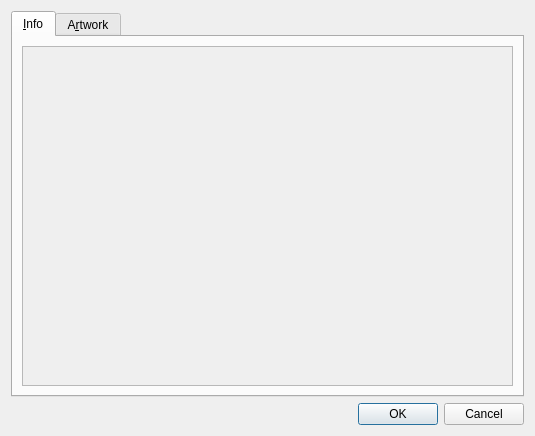
Qt form ui/infodialog.ui (metabrainz/picard) before a commit.
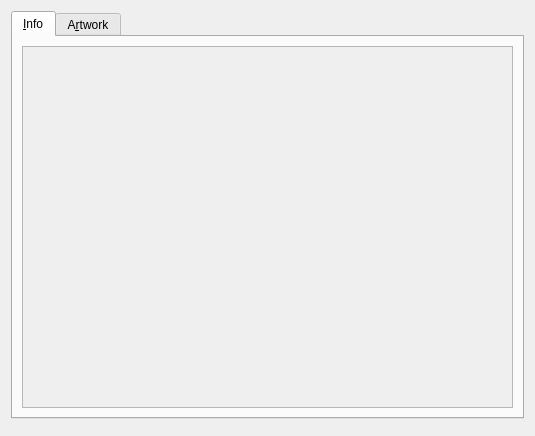
The same form after that commit.

Commit message:
InfoDialog: only display Close button, as it is the sole action possible
Also fix translation of it, extending StandardButton

Diff of the .ui file:
```diff
--- a/ui/infodialog.ui
+++ b/ui/infodialog.ui
@@ -35,7 +35,7 @@
             <x>0</x>
             <y>0</y>
             <width>493</width>
-            <height>334</height>
+            <height>358</height>
            </rect>
           </property>
           <layout class="QVBoxLayout" name="verticalLayoutLabel">
@@ -73,7 +73,7 @@
    <item>
     <widget class="QDialogButtonBox" name="buttonBox">
      <property name="standardButtons">
-      <set>QDialogButtonBox::Cancel|QDialogButtonBox::Ok</set>
+      <set>QDialogButtonBox::NoButton</set>
      </property>
     </widget>
    </item>
```
Left out of the diff: 3 changed lines with no effect on the pictures. The commit also changes 3 other files.
